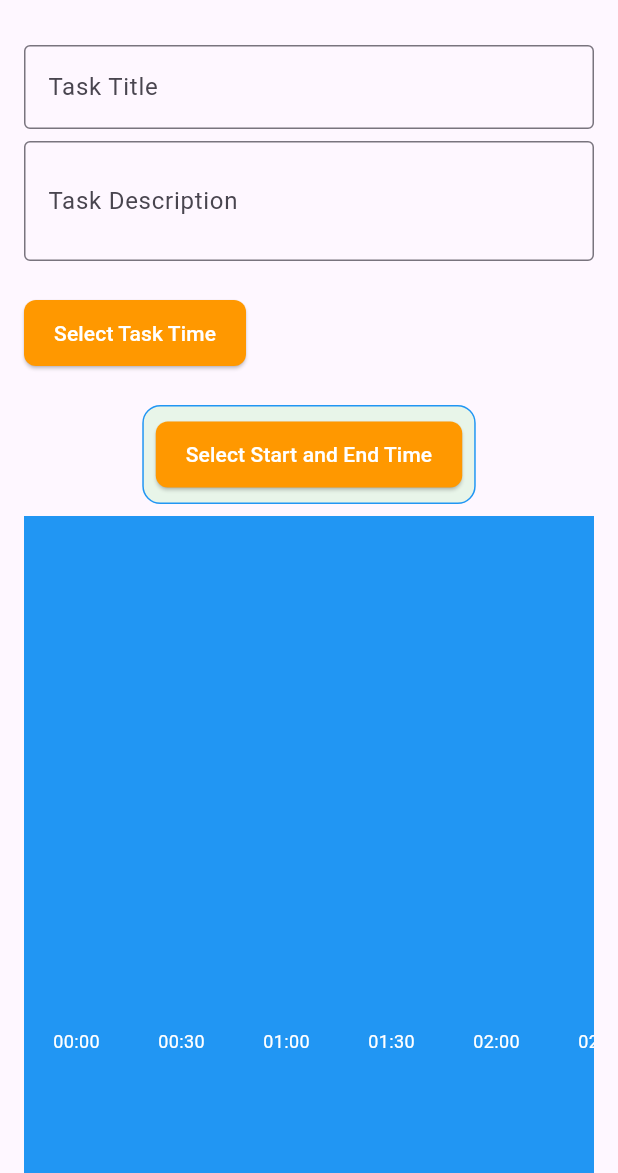
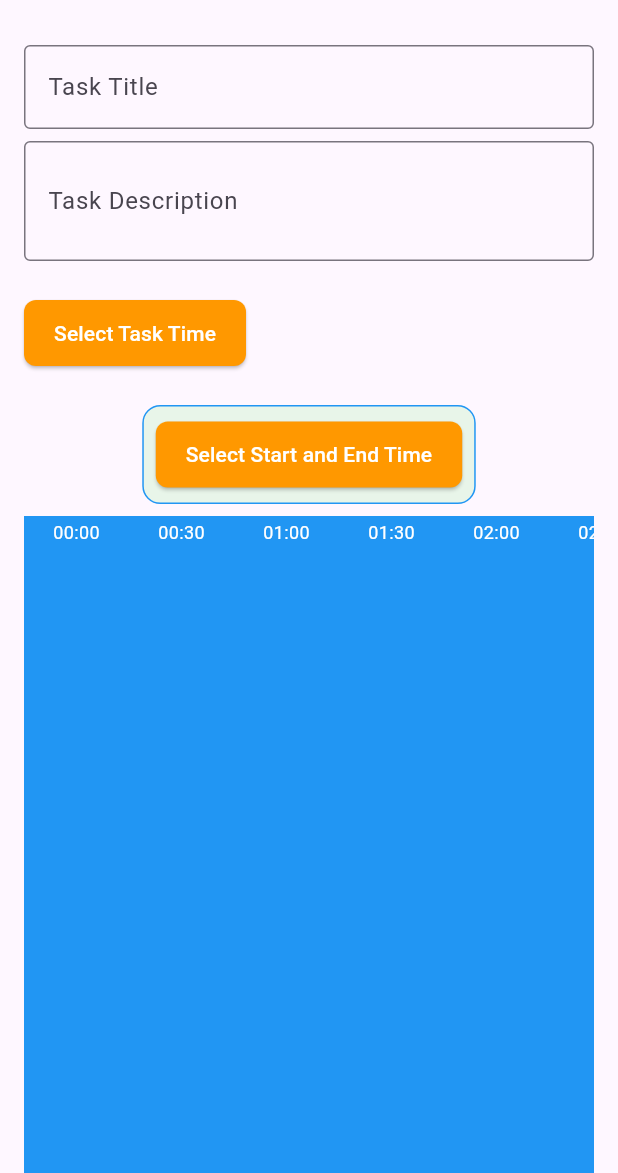
Before and after one commit to flutify-sa/scheduleApp, a Flutter app: the screen it shows after launch, on a phone screen of 412 x 824 dp, the part 63-1236 px from its top. Run offline on Flutter 3.47's test engine with Material 3 defaults, Android fonts, the phone set to English and light mode, and no system bars.

```diff
--- a/lib/scheduler.dart
+++ b/lib/scheduler.dart
@@ -161,14 +161,12 @@ class SchedulerState extends State<Scheduler> {
                   ),
                 ),
               ),
-              // Time Bar
-              Container(
-                height: 700, // Make sure to adjust the height as needed
+              // Time Bar Section
+              SingleChildScrollView(
+                scrollDirection: Axis.horizontal,
                 child: Stack(
                   children: [
-                    SingleChildScrollView(
-                      scrollDirection: Axis.horizontal,
-                      child: Row(
+                    Row(
                       children: List.generate(48, (index) {
                         final hour = index ~/ 2;
                         final minute = (index % 2) * 30;
@@ -179,20 +177,17 @@ class SchedulerState extends State<Scheduler> {
                         final isWithinRange = startTime != null &&
                             endTime != null &&
                             currentSlotMinutes >= timeToMinutes(startTime!) &&
-                              currentSlotMinutes <=
-                                  timeToMinutes(endTime!); // Change < to <=
+                            currentSlotMinutes <= timeToMinutes(endTime!);
 
                         return Container(
-                            alignment: Alignment.center,
+                          alignment: Alignment.topCenter,
                           width: 70,
-                            height:
-                                700, // Adjust this height for slots as needed
+                          height: 700, // Adjust height as needed
                           margin: EdgeInsets.symmetric(horizontal: 0),
-                            padding: EdgeInsets.symmetric(
-                                horizontal: 8, vertical: 2),
+                          padding:
+                              EdgeInsets.symmetric(horizontal: 8, vertical: 2),
                           decoration: BoxDecoration(
-                              color:
-                                  isWithinRange ? Colors.purple : Colors.blue,
+                            color: isWithinRange ? Colors.purple : Colors.blue,
                           ),
                           child: Text(
                             time,
@@ -204,18 +199,17 @@ class SchedulerState extends State<Scheduler> {
                         );
                       }),
                     ),
-                    ),
-                    // Task Time Range - Display Task Time Range
+                    // Task Time Range - Display Task Time Range inside the blue area
                     if (taskStartTime != null && taskEndTime != null)
                       Positioned(
-                        left: (timeToSlotIndex(taskStartTime!) *
-                            70.0), // Positioning the task bar
+                        left: (timeToSlotIndex(taskStartTime!) * 70.0),
+                        top: 0,
                         child: Container(
-                          margin: EdgeInsets.only(top: 8.0),
+                          margin: EdgeInsets.only(top: 30.0),
                           width: (timeToSlotIndex(taskEndTime!) -
                                   timeToSlotIndex(taskStartTime!)) *
                               70.0,
-                          height: 20, // Match the height of the time slot bar
+                          height: 20, // Task bar height
                           alignment: Alignment.center,
                           decoration: BoxDecoration(
                             color: Colors.orange.withValues(),
```
Lines whose indentation alone changed are shown as unchanged.
